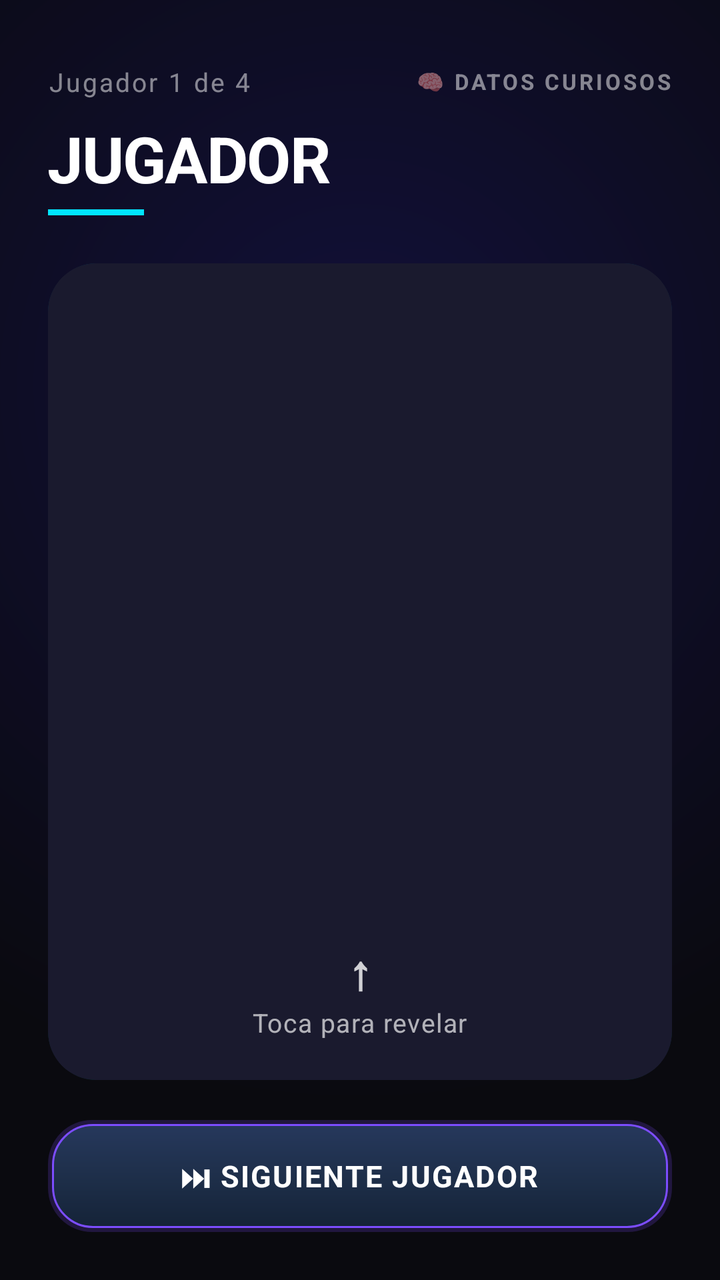
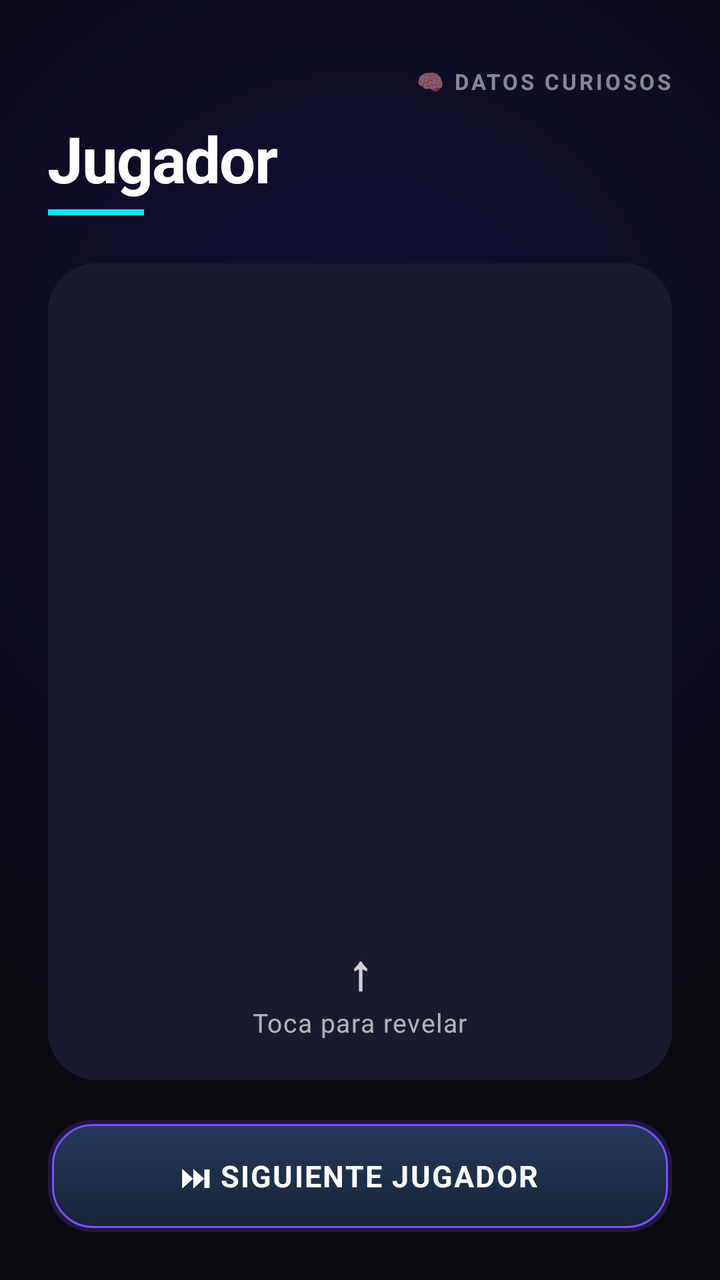

Compare the two renders of this Android layout. The source of the first and the diff that turns it into the second are given below.
<!-- AndroidManifest.xml: application theme Theme.ImpostorGame -->
<!-- res/layout/activity_datos_curiosos_reveal.xml -->
<?xml version="1.0" encoding="utf-8"?>
<FrameLayout xmlns:android="http://schemas.android.com/apk/res/android"
    xmlns:app="http://schemas.android.com/apk/res-auto"
    android:id="@+id/rootDatosCuriosos"
    android:layout_width="match_parent"
    android:layout_height="match_parent"
    android:background="#0A0A0F">

    
    <View
        android:layout_width="match_parent"
        android:layout_height="match_parent"
        android:background="@drawable/bg_datos_curiosos" />

    
    <LinearLayout
        android:id="@+id/layoutDatosCuriosos"
        android:layout_width="match_parent"
        android:layout_height="match_parent"
        android:orientation="vertical"
        android:padding="24dp">

        
        <LinearLayout
            android:layout_width="match_parent"
            android:layout_height="wrap_content"
            android:orientation="horizontal"
            android:gravity="center_vertical"
            android:layout_marginTop="8dp"
            android:layout_marginBottom="8dp">

            <TextView
                android:id="@+id/txtContadorJugador"
                android:layout_width="0dp"
                android:layout_height="wrap_content"
                android:layout_weight="1"
                android:text="Jugador 1 de 4"
                android:textColor="#80FFFFFF"
                android:textSize="13sp"
                android:letterSpacing="0.08" />

            <TextView
                android:id="@+id/txtModoLabel"
                android:layout_width="wrap_content"
                android:layout_height="wrap_content"
                android:text="@string/datos_modo_label"
                android:textColor="#80FFFFFF"
                android:textSize="11sp"
                android:letterSpacing="0.12"
                android:textStyle="bold" />

        </LinearLayout>

        
        <TextView
            android:id="@+id/txtNombreJugador"
            android:layout_width="match_parent"
            android:layout_height="wrap_content"
            android:layout_marginBottom="4dp"
            android:text="JUGADOR"
            android:textColor="@android:color/white"
            android:textSize="32sp"
            android:textStyle="bold"
            android:letterSpacing="-0.02"
            android:maxLines="1"
            android:ellipsize="end" />

        
        <View
            android:id="@+id/lineaAcento"
            android:layout_width="48dp"
            android:layout_height="3dp"
            android:layout_marginBottom="24dp"
            android:background="#00E5FF"
            android:layout_gravity="start" />

        
        <FrameLayout
            android:id="@+id/cardReveal"
            android:layout_width="match_parent"
            android:layout_height="0dp"
            android:layout_weight="1"
            android:layout_marginBottom="20dp">

            
            <LinearLayout
                android:id="@+id/layoutContenido"
                android:layout_width="match_parent"
                android:layout_height="match_parent"
                android:orientation="vertical"
                android:gravity="center"
                android:padding="32dp"
                android:background="@drawable/bg_reveal_content">

                
                <LinearLayout
                    android:id="@+id/layoutImpostor"
                    android:layout_width="match_parent"
                    android:layout_height="wrap_content"
                    android:orientation="vertical"
                    android:gravity="center"
                    android:visibility="gone">

                    <TextView
                        android:id="@+id/txtImpostorEmoji"
                        android:layout_width="wrap_content"
                        android:layout_height="wrap_content"
                        android:text="🕵️"
                        android:textSize="56sp"
                        android:layout_marginBottom="16dp" />

                    <TextView
                        android:id="@+id/txtImpostorTitulo"
                        android:layout_width="wrap_content"
                        android:layout_height="wrap_content"
                        android:text="@string/datos_eres_impostor"
                        android:textColor="#FF4444"
                        android:textSize="22sp"
                        android:textStyle="bold"
                        android:letterSpacing="0.06"
                        android:gravity="center"
                        android:layout_marginBottom="12dp" />

                    <TextView
                        android:id="@+id/txtImpostorSubtitulo"
                        android:layout_width="wrap_content"
                        android:layout_height="wrap_content"
                        android:text="@string/datos_inventa_dato"
                        android:textColor="#AAFFFFFF"
                        android:textSize="15sp"
                        android:gravity="center"
                        android:lineSpacingMultiplier="1.4" />

                </LinearLayout>

                
                <LinearLayout
                    android:id="@+id/layoutDato"
                    android:layout_width="match_parent"
                    android:layout_height="wrap_content"
                    android:orientation="vertical"
                    android:gravity="center"
                    android:visibility="gone">

                    <TextView
                        android:id="@+id/txtDatoCurioso"
                        android:layout_width="match_parent"
                        android:layout_height="wrap_content"
                        android:textColor="@android:color/white"
                        android:textSize="19sp"
                        android:gravity="center"
                        android:lineSpacingMultiplier="1.5"
                        android:layout_marginBottom="20dp" />

                    <View
                        android:layout_width="32dp"
                        android:layout_height="1dp"
                        android:background="#40FFFFFF"
                        android:layout_marginBottom="16dp" />

                    <TextView
                        android:id="@+id/txtLabelContenido"
                        android:layout_width="wrap_content"
                        android:layout_height="wrap_content"
                        android:text="@string/datos_label_dato"
                        android:textColor="#60FFFFFF"
                        android:textSize="11sp"
                        android:letterSpacing="0.15"
                        android:textStyle="bold" />

                </LinearLayout>

            </LinearLayout>

            
            <FrameLayout
                android:id="@+id/capaCubierta"
                android:layout_width="match_parent"
                android:layout_height="match_parent"
                android:background="@drawable/bg_reveal_cover"
                android:clipToOutline="true"
                android:clickable="true"
                android:focusable="true">

                <ImageView
                    android:id="@+id/imgJugador"
                    android:layout_width="match_parent"
                    android:layout_height="match_parent"
                    android:scaleType="centerCrop"
                    android:contentDescription="@null" />


                
                <LinearLayout
                    android:id="@+id/layoutHintTap"
                    android:layout_width="wrap_content"
                    android:layout_height="wrap_content"
                    android:layout_gravity="bottom|center_horizontal"
                    android:layout_marginBottom="20dp"
                    android:orientation="vertical"
                    android:gravity="center">

                    <TextView
                        android:layout_width="wrap_content"
                        android:layout_height="wrap_content"
                        android:text="↑"
                        android:textColor="#CCFFFFFF"
                        android:textSize="24sp"
                        android:textStyle="bold"
                        android:gravity="center" />

                    <TextView
                        android:layout_width="wrap_content"
                        android:layout_height="wrap_content"
                        android:text="@string/datos_toca_revelar"
                        android:textColor="#AAFFFFFF"
                        android:textSize="13sp"
                        android:letterSpacing="0.04" />

                </LinearLayout>

            </FrameLayout>

        </FrameLayout>

        
        <androidx.cardview.widget.CardView
            android:id="@+id/btnSiguienteJugador"
            android:layout_width="match_parent"
            android:layout_height="56dp"
            android:clickable="true"
            android:focusable="true"
            app:cardCornerRadius="16dp"
            app:cardElevation="0dp"
            app:cardBackgroundColor="@android:color/transparent">

            <LinearLayout
                android:layout_width="match_parent"
                android:layout_height="match_parent"
                android:gravity="center"
                android:background="@drawable/btn_neon"
                android:orientation="horizontal">

                <TextView
                    android:id="@+id/txtBtnSiguiente"
                    android:layout_width="wrap_content"
                    android:layout_height="wrap_content"
                    android:text="@string/datos_siguiente"
                    android:textColor="@android:color/white"
                    android:textSize="15sp"
                    android:textStyle="bold"
                    android:letterSpacing="0.05" />

            </LinearLayout>

        </androidx.cardview.widget.CardView>

    </LinearLayout>

</FrameLayout>
<!-- resources referenced by this layout -->
<resources>
  <!-- drawable bg_datos_curiosos (drawable) -->
  <?xml version="1.0" encoding="utf-8"?>
  <shape xmlns:android="http://schemas.android.com/apk/res/android">
      <gradient
          android:type="radial"
          android:gradientRadius="100%"
          android:centerX="0.5"
          android:centerY="0.3"
          android:startColor="#12103A"
          android:endColor="#0A0A0F" />
  </shape>
  <!-- drawable bg_reveal_content (drawable) -->
  <?xml version="1.0" encoding="utf-8"?>
  <shape xmlns:android="http://schemas.android.com/apk/res/android">
      <solid android:color="#14141E" />
      <corners android:radius="24dp" />
      <stroke android:width="1dp" android:color="#2500E5FF" />
  </shape>
  <!-- drawable bg_reveal_cover (drawable) -->
  <?xml version="1.0" encoding="utf-8"?>
  <shape xmlns:android="http://schemas.android.com/apk/res/android">
      <solid android:color="#1A1A2E" />
      <corners android:radius="24dp" />
  </shape>
  <!-- drawable btn_neon (drawable) -->
  <?xml version="1.0" encoding="utf-8"?>
  <layer-list xmlns:android="http://schemas.android.com/apk/res/android">
  
      
      <item>
          <shape>
              <corners android:radius="22dp" />
              <solid android:color="#337C4DFF" />
          </shape>
      </item>
  
      
      <item
          android:bottom="2dp"
          android:left="2dp"
          android:right="2dp"
          android:top="2dp">
          <shape>
              <corners android:radius="20dp" />
  
              
              <gradient
                  android:angle="90"
                  android:centerColor="#1E2F4A"
                  android:endColor="#26385C"
                  android:startColor="#152338"
                  android:type="linear" />
  
              
              <stroke
                  android:width="1dp"
                  android:color="#7C4DFF" />
          </shape>
      </item>
  
  </layer-list>
  <string name="datos_eres_impostor">ERES EL IMPOSTOR</string>
  <string name="datos_inventa_dato">Invéntate un dato curioso\ncuando sea tu turno</string>
  <string name="datos_label_dato">DATO CURIOSO</string>
  <string name="datos_modo_label">🧠 DATOS CURIOSOS</string>
  <string name="datos_siguiente">⏭  SIGUIENTE JUGADOR</string>
  <string name="datos_toca_revelar">Toca para revelar</string>
  <style name="Theme.ImpostorGame" parent="Base.Theme.ImpostorGame">
          <item name="colorPrimary">#00E5FF</item>
          <item name="colorOnPrimary">#FFFFFF</item>
          <item name="android:statusBarColor">@android:color/transparent</item>
          <item name="android:windowBackground">@android:color/black</item>
      </style>
  <style name="Base.Theme.ImpostorGame" parent="Theme.Material3.DayNight.NoActionBar" />
</resources>

<!-- the commit's change to res/layout/activity_datos_curiosos_reveal.xml (unified diff, before → after) -->
@@ -34,7 +34,7 @@
                 android:layout_width="0dp"
                 android:layout_height="wrap_content"
                 android:layout_weight="1"
-                android:text="Jugador 1 de 4"
+                android:text=""
                 android:textColor="#80FFFFFF"
                 android:textSize="13sp"
                 android:letterSpacing="0.08" />
@@ -57,7 +57,7 @@
             android:layout_width="match_parent"
             android:layout_height="wrap_content"
             android:layout_marginBottom="4dp"
-            android:text="JUGADOR"
+            android:text="@string/jugador"
             android:textColor="@android:color/white"
             android:textSize="32sp"
             android:textStyle="bold"
@@ -105,7 +105,7 @@
                         android:id="@+id/txtImpostorEmoji"
                         android:layout_width="wrap_content"
                         android:layout_height="wrap_content"
-                        android:text="🕵️"
+                        android:text="&#128373;&#65039;"
                         android:textSize="56sp"
                         android:layout_marginBottom="16dp" />
 
@@ -203,7 +203,7 @@
                     <TextView
                         android:layout_width="wrap_content"
                         android:layout_height="wrap_content"
-                        android:text="↑"
+                        android:text="&#8593;"
                         android:textColor="#CCFFFFFF"
                         android:textSize="24sp"
                         android:textStyle="bold"
<!-- resource entries referenced after the edit -->
@@ -67,12 +67,20 @@
   <string name="datos_modo_label">🧠 DATOS CURIOSOS</string>
   <string name="datos_siguiente">⏭  SIGUIENTE JUGADOR</string>
   <string name="datos_toca_revelar">Toca para revelar</string>
+  <string name="jugador">Jugador</string>
   <style name="Theme.ImpostorGame" parent="Base.Theme.ImpostorGame">
           <item name="colorPrimary">#00E5FF</item>
           <item name="colorOnPrimary">#FFFFFF</item>
           <item name="android:statusBarColor">@android:color/transparent</item>
+          <item name="android:navigationBarColor">@android:color/transparent</item>
           <item name="android:windowBackground">@android:color/black</item>
       </style>
-  <style name="Base.Theme.ImpostorGame" parent="Theme.Material3.DayNight.NoActionBar" />
+  <style name="Base.Theme.ImpostorGame" parent="Theme.Material3.DayNight.NoActionBar">
+          <item name="android:textViewStyle">@style/ImpostorGame.TextView</item>
+      </style>
+  <style name="ImpostorGame.TextView" parent="android:Widget.TextView">
+          <item name="android:hyphenationFrequency">none</item>
+          <item name="android:breakStrategy">simple</item>
+      </style>
 </resources>
 
